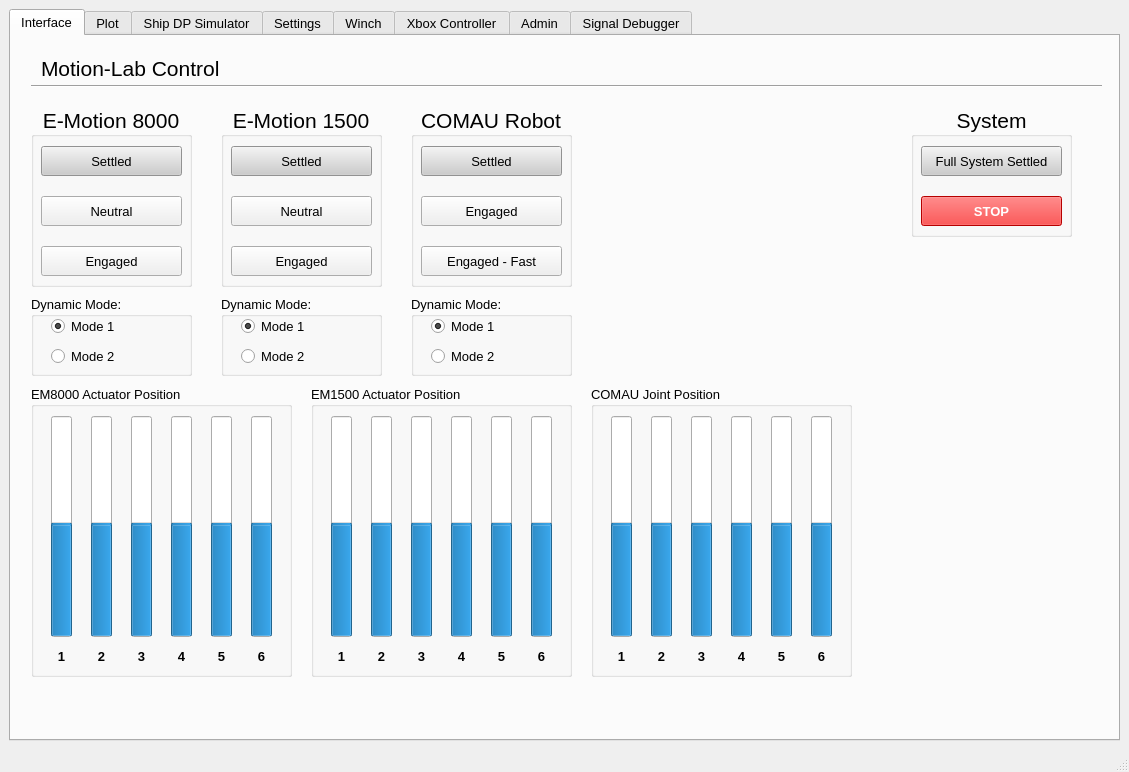
First picture: the form in hmi/src/gui.ui, repository sondretordal/motion-lab, before the edit.
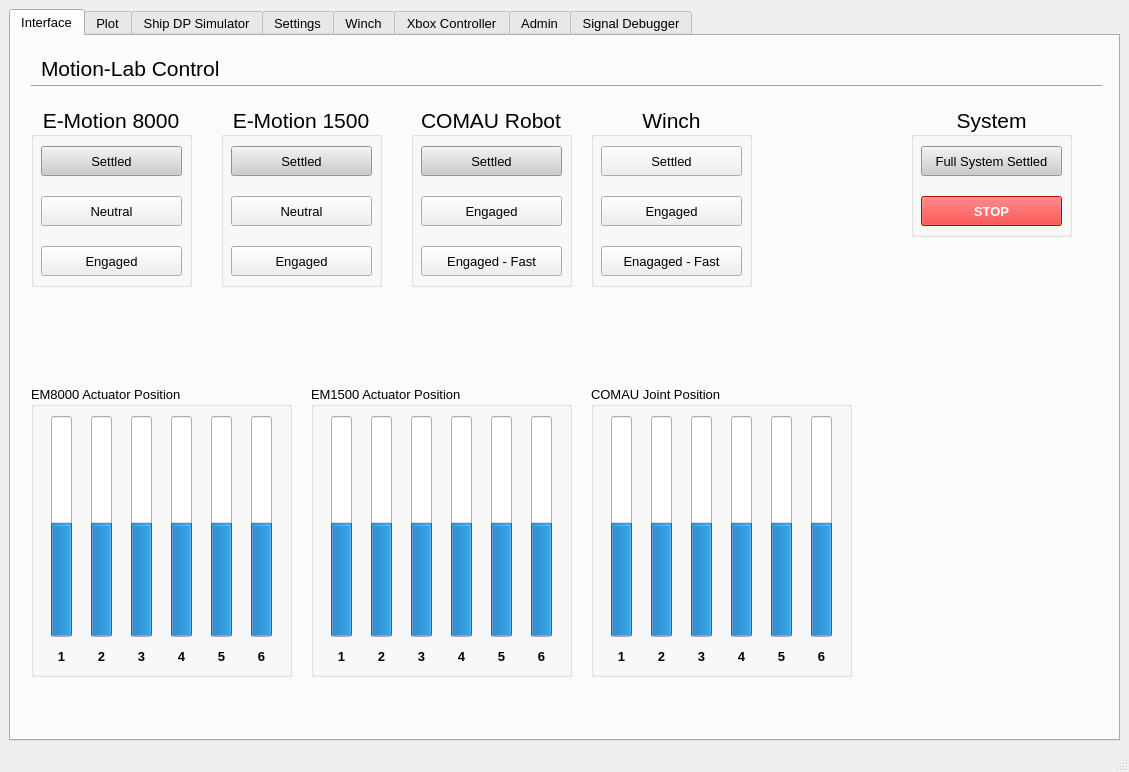
Second picture: the form after the edit. The open tabs and pages were chosen to show the change. Custom widgets are drawn as their Qt base class.

Commit message: Updated winch paramters to allow for higher error between positon setpoint and actual position

```diff
--- a/hmi/src/gui.ui
+++ b/hmi/src/gui.ui
@@ -390,120 +390,6 @@
          <set>Qt::AlignCenter</set>
         </property>
        </widget>
-       <widget class="QGroupBox" name="groupBox_2">
-        <property name="geometry">
-         <rect>
-          <x>210</x>
-          <y>260</y>
-          <width>161</width>
-          <height>80</height>
-         </rect>
-        </property>
-        <property name="font">
-         <font>
-          <pointsize>10</pointsize>
-         </font>
-        </property>
-        <property name="title">
-         <string>Dynamic Mode:</string>
-        </property>
-        <widget class="QRadioButton" name="radioButton_3">
-         <property name="geometry">
-          <rect>
-           <x>20</x>
-           <y>20</y>
-           <width>101</width>
-           <height>20</height>
-          </rect>
-         </property>
-         <property name="font">
-          <font>
-           <pointsize>10</pointsize>
-          </font>
-         </property>
-         <property name="text">
-          <string>Mode 1</string>
-         </property>
-         <property name="checked">
-          <bool>true</bool>
-         </property>
-        </widget>
-        <widget class="QRadioButton" name="radioButton_4">
-         <property name="geometry">
-          <rect>
-           <x>20</x>
-           <y>50</y>
-           <width>101</width>
-           <height>20</height>
-          </rect>
-         </property>
-         <property name="font">
-          <font>
-           <pointsize>10</pointsize>
-          </font>
-         </property>
-         <property name="text">
-          <string>Mode 2</string>
-         </property>
-        </widget>
-       </widget>
-       <widget class="QGroupBox" name="groupBox_3">
-        <property name="geometry">
-         <rect>
-          <x>400</x>
-          <y>260</y>
-          <width>161</width>
-          <height>80</height>
-         </rect>
-        </property>
-        <property name="font">
-         <font>
-          <pointsize>10</pointsize>
-         </font>
-        </property>
-        <property name="title">
-         <string>Dynamic Mode:</string>
-        </property>
-        <widget class="QRadioButton" name="radioButton_5">
-         <property name="geometry">
-          <rect>
-           <x>20</x>
-           <y>20</y>
-           <width>101</width>
-           <height>20</height>
-          </rect>
-         </property>
-         <property name="font">
-          <font>
-           <pointsize>10</pointsize>
-          </font>
-         </property>
-         <property name="text">
-          <string>Mode 1</string>
-         </property>
-         <property name="checked">
-          <bool>true</bool>
-         </property>
-        </widget>
-        <widget class="QRadioButton" name="radioButton_6">
-         <property name="geometry">
-          <rect>
-           <x>20</x>
-           <y>50</y>
-           <width>101</width>
-           <height>20</height>
-          </rect>
-         </property>
-         <property name="font">
-          <font>
-           <pointsize>10</pointsize>
-          </font>
-         </property>
-         <property name="text">
-          <string>Mode 2</string>
-         </property>
-        </widget>
-       </widget>
        <widget class="QGroupBox" name="groupBox_EM1500_3">
         <property name="geometry">
          <rect>
@@ -1179,63 +1065,6 @@
          </property>
         </widget>
        </widget>
-       <widget class="QGroupBox" name="groupBox_9">
-        <property name="geometry">
-         <rect>
-          <x>20</x>
-          <y>260</y>
-          <width>161</width>
-          <height>80</height>
-         </rect>
-        </property>
-        <property name="font">
-         <font>
-          <pointsize>10</pointsize>
-         </font>
-        </property>
-        <property name="title">
-         <string>Dynamic Mode:</string>
-        </property>
-        <widget class="QRadioButton" name="radioButton_7">
-         <property name="geometry">
-          <rect>
-           <x>20</x>
-           <y>20</y>
-           <width>101</width>
-           <height>20</height>
-          </rect>
-         </property>
-         <property name="font">
-          <font>
-           <pointsize>10</pointsize>
-          </font>
-         </property>
-         <property name="text">
-          <string>Mode 1</string>
-         </property>
-         <property name="checked">
-          <bool>true</bool>
-         </property>
-        </widget>
-        <widget class="QRadioButton" name="radioButton_8">
-         <property name="geometry">
-          <rect>
-           <x>20</x>
-           <y>50</y>
-           <width>101</width>
-           <height>20</height>
-          </rect>
-         </property>
-         <property name="font">
-          <font>
-           <pointsize>10</pointsize>
-          </font>
-         </property>
-         <property name="text">
-          <string>Mode 2</string>
-         </property>
-        </widget>
-       </widget>
        <widget class="QGroupBox" name="groupBox_10">
         <property name="geometry">
          <rect>
@@ -1531,6 +1360,102 @@
          </property>
         </widget>
        </widget>
+       <widget class="QGroupBox" name="groupBox_EM1500_5">
+        <property name="geometry">
+         <rect>
+          <x>580</x>
+          <y>70</y>
+          <width>161</width>
+          <height>181</height>
+         </rect>
+        </property>
+        <property name="font">
+         <font>
+          <pointsize>16</pointsize>
+         </font>
+        </property>
+        <property name="layoutDirection">
+         <enum>Qt::LeftToRight</enum>
+        </property>
+        <property name="title">
+         <string>Winch</string>
+        </property>
+        <property name="alignment">
+         <set>Qt::AlignCenter</set>
+        </property>
+        <widget class="QPushButton" name="winchEngaged">
+         <property name="geometry">
+          <rect>
+           <x>10</x>
+           <y>90</y>
+           <width>141</width>
+           <height>30</height>
+          </rect>
+         </property>
+         <property name="font">
+          <font>
+           <pointsize>10</pointsize>
+          </font>
+         </property>
+         <property name="layoutDirection">
+          <enum>Qt::LeftToRight</enum>
+         </property>
+         <property name="text">
+          <string>Engaged</string>
+         </property>
+         <property name="autoDefault">
+          <bool>false</bool>
+         </property>
+        </widget>
+        <widget class="QPushButton" name="winchSettled">
+         <property name="geometry">
+          <rect>
+           <x>10</x>
+           <y>40</y>
+           <width>141</width>
+           <height>30</height>
+          </rect>
+         </property>
+         <property name="font">
+          <font>
+           <pointsize>10</pointsize>
+          </font>
+         </property>
+         <property name="layoutDirection">
+          <enum>Qt::LeftToRight</enum>
+         </property>
+         <property name="text">
+          <string>Settled</string>
+         </property>
+         <property name="autoDefault">
+          <bool>false</bool>
+         </property>
+        </widget>
+        <widget class="QPushButton" name="winchEngagedFast">
+         <property name="geometry">
+          <rect>
+           <x>10</x>
+           <y>140</y>
+           <width>141</width>
+           <height>30</height>
+          </rect>
+         </property>
+         <property name="font">
+          <font>
+           <pointsize>10</pointsize>
+          </font>
+         </property>
+         <property name="layoutDirection">
+          <enum>Qt::LeftToRight</enum>
+         </property>
+         <property name="text">
+          <string>Enagaged - Fast</string>
+         </property>
+         <property name="autoDefault">
+          <bool>false</bool>
+         </property>
+        </widget>
+       </widget>
        <zorder>groupBox_EM8000</zorder>
        <zorder>groupBox_EM1500_2</zorder>
        <zorder>groupBox_EM1500</zorder>
@@ -4932,174 +4857,6 @@
        <attribute name="title">
         <string>Winch</string>
        </attribute>
-       <widget class="QGroupBox" name="groupBox_EM1500_5">
-        <property name="geometry">
-         <rect>
-          <x>690</x>
-          <y>80</y>
-          <width>161</width>
-          <height>201</height>
-         </rect>
-        </property>
-        <property name="font">
-         <font>
-          <pointsize>16</pointsize>
-         </font>
-        </property>
-        <property name="layoutDirection">
-         <enum>Qt::LeftToRight</enum>
-        </property>
-        <property name="title">
-         <string>Operation Mode</string>
-        </property>
-        <property name="alignment">
-         <set>Qt::AlignCenter</set>
-        </property>
-        <widget class="QPushButton" name="winchEngaged">
-         <property name="geometry">
-          <rect>
-           <x>10</x>
-           <y>140</y>
-           <width>141</width>
-           <height>30</height>
-          </rect>
-         </property>
-         <property name="font">
-          <font>
-           <pointsize>10</pointsize>
-          </font>
-         </property>
-         <property name="layoutDirection">
-          <enum>Qt::LeftToRight</enum>
-         </property>
-         <property name="text">
-          <string>Engaged</string>
-         </property>
-         <property name="autoDefault">
-          <bool>false</bool>
-         </property>
-        </widget>
-        <widget class="QPushButton" name="winchNeutral">
-         <property name="geometry">
-          <rect>
-           <x>10</x>
-           <y>90</y>
-           <width>141</width>
-           <height>30</height>
-          </rect>
-         </property>
-         <property name="font">
-          <font>
-           <pointsize>10</pointsize>
-          </font>
-         </property>
-         <property name="layoutDirection">
-          <enum>Qt::LeftToRight</enum>
-         </property>
-         <property name="text">
-          <string>Neutral</string>
-         </property>
-         <property name="autoDefault">
-          <bool>false</bool>
-         </property>
-        </widget>
-        <widget class="QPushButton" name="winchHome">
-         <property name="geometry">
-          <rect>
-           <x>10</x>
-           <y>40</y>
-           <width>141</width>
-           <height>30</height>
-          </rect>
-         </property>
-         <property name="font">
-          <font>
-           <pointsize>10</pointsize>
-          </font>
-         </property>
-         <property name="layoutDirection">
-          <enum>Qt::LeftToRight</enum>
-         </property>
-         <property name="text">
-          <string>Home</string>
-         </property>
-         <property name="autoDefault">
-          <bool>false</bool>
-         </property>
-        </widget>
-       </widget>
-       <widget class="QGroupBox" name="groupBox_EM1500_6">
-        <property name="geometry">
-         <rect>
-          <x>470</x>
-          <y>80</y>
-          <width>161</width>
-          <height>141</height>
-         </rect>
-        </property>
-        <property name="font">
-         <font>
-          <pointsize>16</pointsize>
-         </font>
-        </property>
-        <property name="layoutDirection">
-         <enum>Qt::LeftToRight</enum>
-        </property>
-        <property name="title">
-         <string>Jog Buttons</string>
-        </property>
-        <property name="alignment">
-         <set>Qt::AlignCenter</set>
-        </property>
-        <widget class="QPushButton" name="winchJogDown">
-         <property name="geometry">
-          <rect>
-           <x>10</x>
-           <y>90</y>
-           <width>141</width>
-           <height>30</height>
-          </rect>
-         </property>
-         <property name="font">
-          <font>
-           <pointsize>10</pointsize>
-          </font>
-         </property>
-         <property name="layoutDirection">
-          <enum>Qt::LeftToRight</enum>
-         </property>
-         <property name="text">
-          <string>Jog Downwards</string>
-         </property>
-         <property name="autoDefault">
-          <bool>false</bool>
-         </property>
-        </widget>
-        <widget class="QPushButton" name="winchJogUp">
-         <property name="geometry">
-          <rect>
-           <x>10</x>
-           <y>40</y>
-           <width>141</width>
-           <height>30</height>
-          </rect>
-         </property>
-         <property name="font">
-          <font>
-           <pointsize>10</pointsize>
-          </font>
-         </property>
-         <property name="layoutDirection">
-          <enum>Qt::LeftToRight</enum>
-         </property>
-         <property name="text">
-          <string>Jog Upwards</string>
-         </property>
-         <property name="autoDefault">
-          <bool>false</bool>
-         </property>
-        </widget>
-       </widget>
        <widget class="QGroupBox" name="groupBox_EM1500_7">
         <property name="geometry">
          <rect>
```
Left out of the diff: 36 changed lines with no effect on the pictures. The commit also changes 8 other files.
